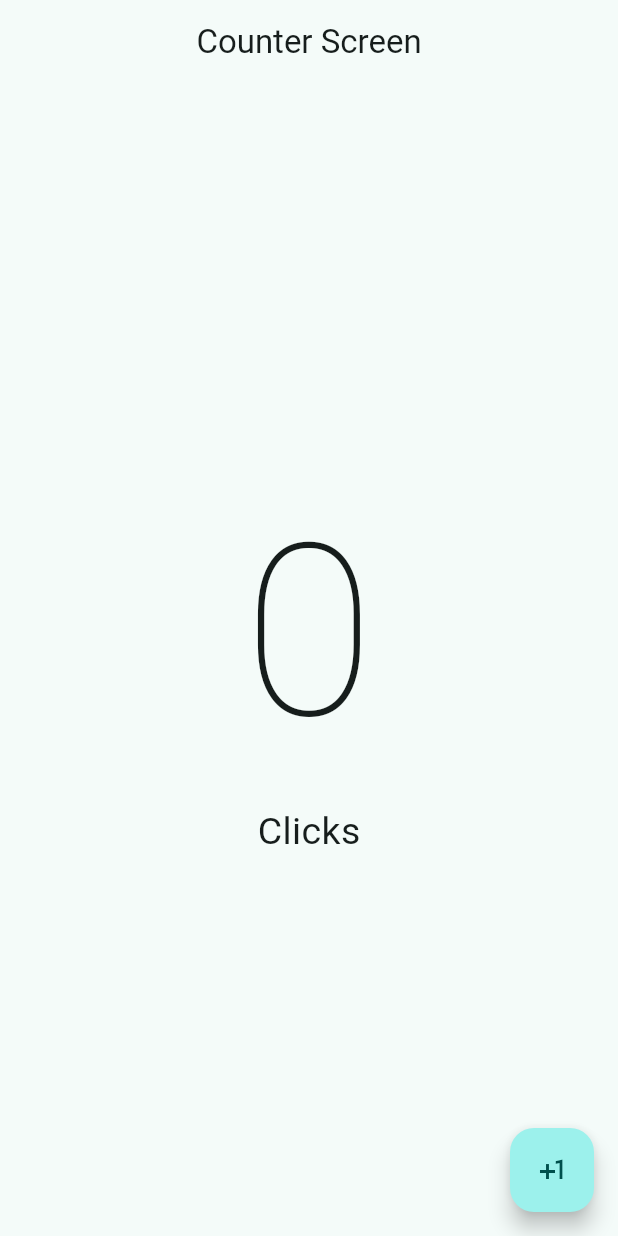
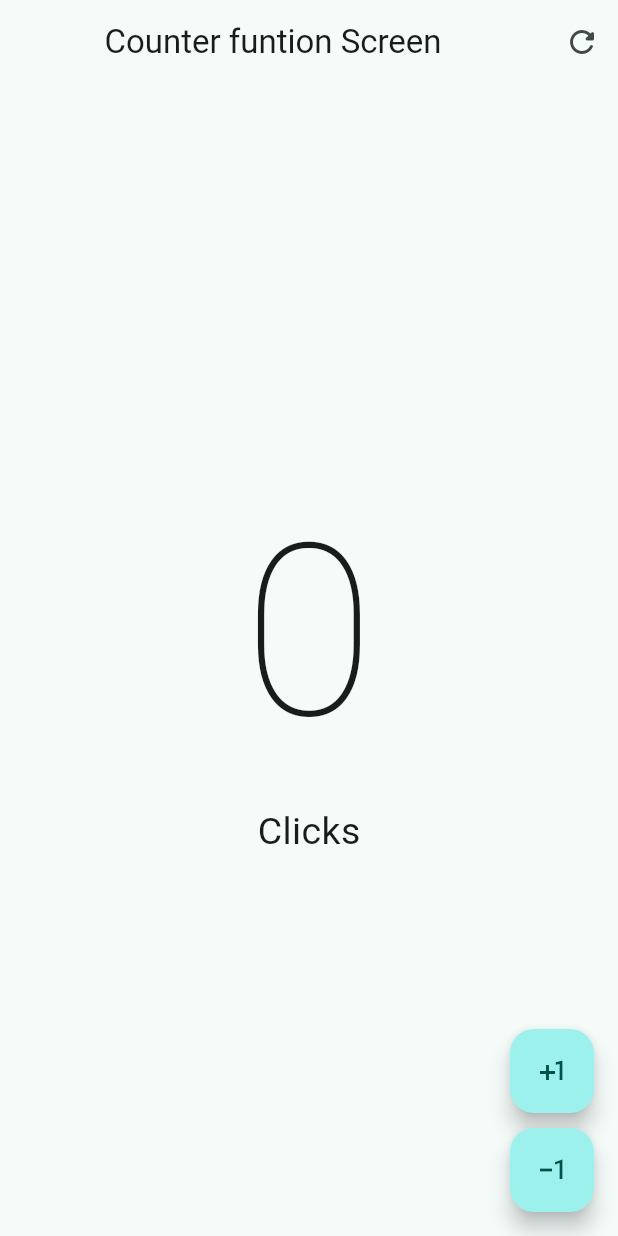
Before and after one commit to systems-apatrick/flutter_hello_word, a Flutter app: the screen it shows after launch, on a phone screen of 412 x 824 dp. Run offline on Flutter 3.47's test engine with Material 3 defaults, Android fonts, the phone set to English and light mode, and no system bars.

Commit message:
agrega reset y button de menos 1

```diff
--- a/lib/main.dart
+++ b/lib/main.dart
@@ -1,4 +1,5 @@
 import 'package:flutter/material.dart';
+import 'package:hello_world_app/presentation/screens/counter/counter_function_screen.dart';
 import 'package:hello_world_app/presentation/screens/counter/counter_screen.dart';
 
 void main() {
@@ -16,7 +17,7 @@ class MyApp extends StatelessWidget {
         useMaterial3: true,
         colorSchemeSeed: const Color.fromARGB(95, 25, 197, 191)
       ),
-      home: const CounterScreen(),
+      home: const CounterFunctionScreen(),
     );
   }
 }
--- /dev/null
+++ b/lib/presentation/screens/counter/counter_function_screen.dart
@@ -0,0 +1,71 @@
+import 'package:flutter/material.dart';
+
+class CounterFunctionScreen extends StatefulWidget {
+  const CounterFunctionScreen({super.key});
+
+  @override
+  State<CounterFunctionScreen> createState() => _CounterFunctionScreenState();
+}
+
+class _CounterFunctionScreenState extends State<CounterFunctionScreen> {
+  int clickCounter = 0;
+  @override
+  Widget build(BuildContext context) {
+    return Scaffold(
+        appBar: AppBar(
+          title: const Center(child: Text("Counter funtion Screen")),
+          actions: [
+            IconButton(
+              onPressed: () {
+                setState(() {
+                  clickCounter = 0;
+                });
+              },
+              icon: const Icon(Icons.refresh_rounded),
+            ),
+          ],
+        ),
+        body: Center(
+          child: Column(
+            mainAxisAlignment: MainAxisAlignment.center,
+            children: [
+              Text(
+                "$clickCounter",
+                style:
+                    const TextStyle(fontSize: 160, fontWeight: FontWeight.w100),
+              ),
+              Text(
+                "Click${clickCounter == 1 ? "" : "s"}",
+                style: const TextStyle(
+                  fontSize: 25,
+                ),
+              ),
+            ],
+          ),
+        ),
+        floatingActionButton: Column(
+          mainAxisAlignment: MainAxisAlignment.end,
+          children: [
+            FloatingActionButton(
+              onPressed: () {
+                setState(() {
+                  clickCounter += 1;
+                });
+              },
+              child: const Icon(Icons.plus_one),
+            ),
+            const SizedBox(
+              height: 10,
+            ),
+            FloatingActionButton(
+              onPressed: () {
+                setState(() {
+                  clickCounter -= 1;
+                });
+              },
+              child: const Icon(Icons.exposure_minus_1_outlined),
+            ),
+          ],
+        ));
+  }
+}
```
